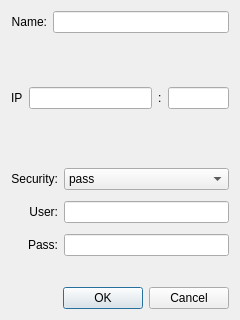
The window that ui/profile.ui (j0z/Crescendo) describes before a commit, drawn with Qt 5.
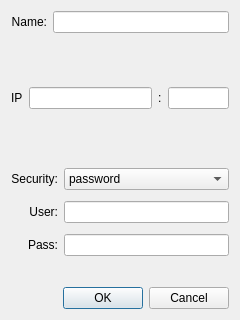
The same window after the commit.

```diff
--- a/ui/profile.ui
+++ b/ui/profile.ui
@@ -100,7 +100,7 @@
       <widget class="QComboBox" name="cmb_security">
        <item>
         <property name="text">
-         <string>pass</string>
+         <string>password</string>
         </property>
        </item>
        <item>
```
Left out of the diff: 2 changed lines with no effect on the pictures.
